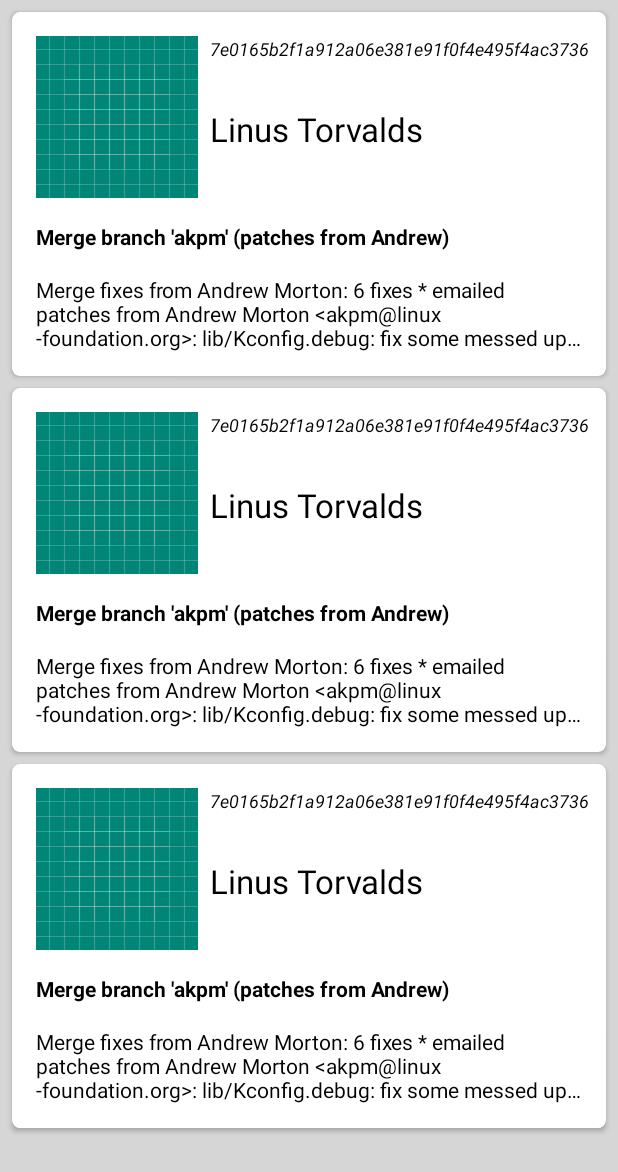
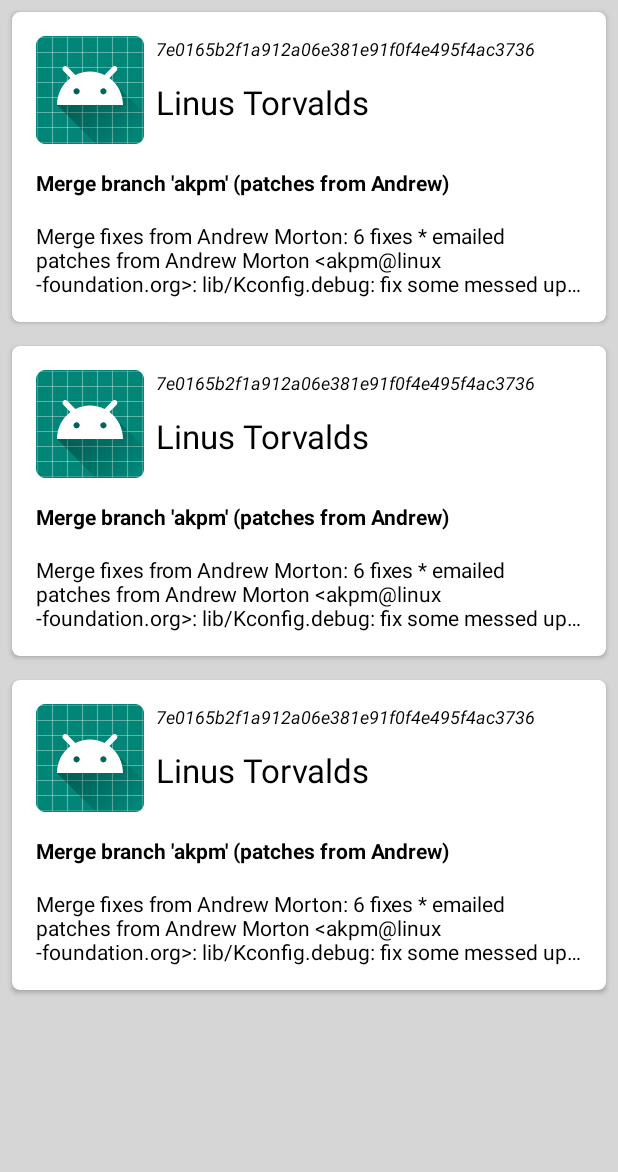
Before and after one commit to yoanngoular/commitreader, an Android app: the layout commit_fragment.xml on its own in the app's theme, with its tools: preview values and no code run, on a phone screen of 412 x 824 dp. Shown: the top 1172 px of the screen. Run offline under Robolectric (Android 15) with nearby library versions, the phone set to English and light mode, and no system bars.

Commit message:
Polish and add comments

```diff
--- a/commitreader/src/main/java/com/ygoular/commitreader/data/remote/api/ApiError.kt
+++ b/commitreader/src/main/java/com/ygoular/commitreader/data/remote/api/ApiError.kt
@@ -1,3 +1,6 @@
 package com.ygoular.commitreader.data.remote.api
 
+/**
+ * Object describing an error while interacting with the GitHub API
+ */
 data class ApiError(val mMessage: String, val mParam: String = "")
--- a/commitreader/src/main/java/com/ygoular/commitreader/data/remote/api/GitHubService.kt
+++ b/commitreader/src/main/java/com/ygoular/commitreader/data/remote/api/GitHubService.kt
@@ -5,8 +5,14 @@ import retrofit2.Call
 import retrofit2.http.GET
 import retrofit2.http.Path
 
+/**
+ * Http requests to the GitHub API
+ */
 interface GitHubService {
 
+    /**
+     * Encoded is true to avoid issues with Url encoding when passing strings with '/' characters
+     */
     @GET("repos/{repository}/commits")
     fun getCommitList(
         @Path(
--- a/commitreader/src/main/java/com/ygoular/commitreader/model/Commit.kt
+++ b/commitreader/src/main/java/com/ygoular/commitreader/model/Commit.kt
@@ -9,6 +9,10 @@ data class Commit(
     val mMessage: String,
     val mSha1: String
 ) {
+
+    /**
+     * Utility functions to create Commit objects from the API CommitResponse object
+     */
     companion object {
         private fun fromCommitResponse(commitResponse: CommitResponse): Commit {
             return Commit(
--- a/commitreader/src/main/java/com/ygoular/commitreader/ui/view/CommitFragment.kt
+++ b/commitreader/src/main/java/com/ygoular/commitreader/ui/view/CommitFragment.kt
@@ -49,7 +49,7 @@ class CommitFragment : Fragment() {
         recycler_view_commits.setHasFixedSize(true)
         recycler_view_commits.adapter = mCommitAdapter
 
-        layout_refresh_commits.setOnRefreshListener { fetchCommits() }
+        layout_refresh_commits.setOnRefreshListener { refreshData() }
 
         refreshData()
     }
@@ -78,7 +78,7 @@ class CommitFragment : Fragment() {
                 .setPositiveButton(getString(R.string.done)) { _, _ ->
                     val repository = editText.text.toString()
                     mSharedPreferences.edit().putString(mPrefRepository, repository).apply()
-                    fetchCommits()
+                    refreshData()
                 }
                 .setNegativeButton(getString(R.string.cancel), null)
                 .create()
--- a/commitreader/src/main/res/layout/commit_fragment.xml
+++ b/commitreader/src/main/res/layout/commit_fragment.xml
@@ -25,13 +25,13 @@
         android:layout_width="wrap_content"
         android:layout_height="wrap_content"
         android:layout_gravity="center"
-        android:layout_marginStart="20dp"
-        android:layout_marginEnd="20dp"
+        android:layout_marginStart="@dimen/padding_large"
+        android:layout_marginEnd="@dimen/padding_large"
         android:gravity="center"
-        android:padding="8dp"
+        android:padding="@dimen/padding_small"
         android:text="@string/error_retrieving_commits"
         android:textColor="@color/colorText"
-        android:textSize="28sp"
+        android:textSize="@dimen/text_very_large"
         android:visibility="gone" />
 
 </androidx.coordinatorlayout.widget.CoordinatorLayout>
--- a/commitreader/src/main/res/layout/commit_item.xml
+++ b/commitreader/src/main/res/layout/commit_item.xml
@@ -4,12 +4,10 @@
     xmlns:tools="http://schemas.android.com/tools"
     android:layout_width="match_parent"
     android:layout_height="wrap_content"
-    android:layout_marginStart="8dp"
-    android:layout_marginTop="8dp"
-    android:layout_marginEnd="8dp"
+    android:layout_margin="@dimen/padding_small"
     android:orientation="vertical"
     app:cardBackgroundColor="@color/colorBackground"
-    app:cardCornerRadius="5dp">
+    app:cardCornerRadius="@dimen/radius_small">
 
     <RelativeLayout
         android:layout_width="match_parent"
@@ -20,15 +18,15 @@
             android:id="@+id/layout_commit_summary"
             android:layout_width="match_parent"
             android:layout_height="wrap_content"
-            android:padding="8dp">
+            android:padding="@dimen/padding_small">
 
             <ImageView
                 android:id="@+id/image_avatar"
                 android:layout_width="wrap_content"
                 android:layout_height="wrap_content"
-                android:layout_margin="8dp"
+                android:layout_margin="@dimen/padding_small"
                 android:contentDescription="@string/cd_author_avatar"
-                tools:src="@drawable/ic_launcher_background" />
+                android:src="@mipmap/ic_launcher" />
 
             <TextView
                 android:id="@+id/text_sha_1"
@@ -40,7 +38,7 @@
                 android:maxLines="1"
                 android:text="@string/default_commit_sha_1"
                 android:textColor="@color/colorText"
-                android:textSize="12sp"
+                android:textSize="@dimen/text_small"
                 android:textStyle="italic" />
 
             <TextView
@@ -55,7 +53,7 @@
                 android:maxLines="2"
                 android:text="@string/default_commit_author"
                 android:textColor="@color/colorText"
-                android:textSize="22sp" />
+                android:textSize="@dimen/text_large" />
 
         </RelativeLayout>
 
@@ -65,8 +63,8 @@
             android:layout_height="wrap_content"
             android:layout_below="@id/layout_commit_summary"
             android:layout_alignStart="@id/layout_commit_summary"
-            android:paddingStart="16dp"
-            android:paddingEnd="16dp"
+            android:paddingStart="@dimen/padding_medium"
+            android:paddingEnd="@dimen/padding_medium"
             android:text="@string/default_commit_title"
             android:textColor="@color/colorText"
             android:textStyle="bold" />
@@ -79,7 +77,7 @@
             android:layout_alignStart="@id/text_title"
             android:ellipsize="end"
             android:maxLines="3"
-            android:padding="16dp"
+            android:padding="@dimen/padding_medium"
             android:text="@string/default_commit_message"
             android:textColor="@color/colorText" />
 
--- /dev/null
+++ b/commitreader/src/main/res/values/dimens.xml
@@ -0,0 +1,15 @@
+<?xml version="1.0" encoding="utf-8"?>
+<resources>
+
+    <dimen name="radius_small">5dp</dimen>
+
+    <dimen name="padding_small">8dp</dimen>
+    <dimen name="padding_medium">16dp</dimen>
+    <dimen name="padding_large">20dp</dimen>
+
+    <dimen name="text_small">12sp</dimen>
+    <dimen name="text_medium">18sp</dimen>
+    <dimen name="text_large">22sp</dimen>
+    <dimen name="text_very_large">28sp</dimen>
+
+</resources>
```
Also changed, not shown: commitreader/build.gradle (+2 -5 lines), commitreader/src/main/java/com/ygoular/commitreader/ui/adapter/CommitAdapter.kt (+10 -8 lines).
